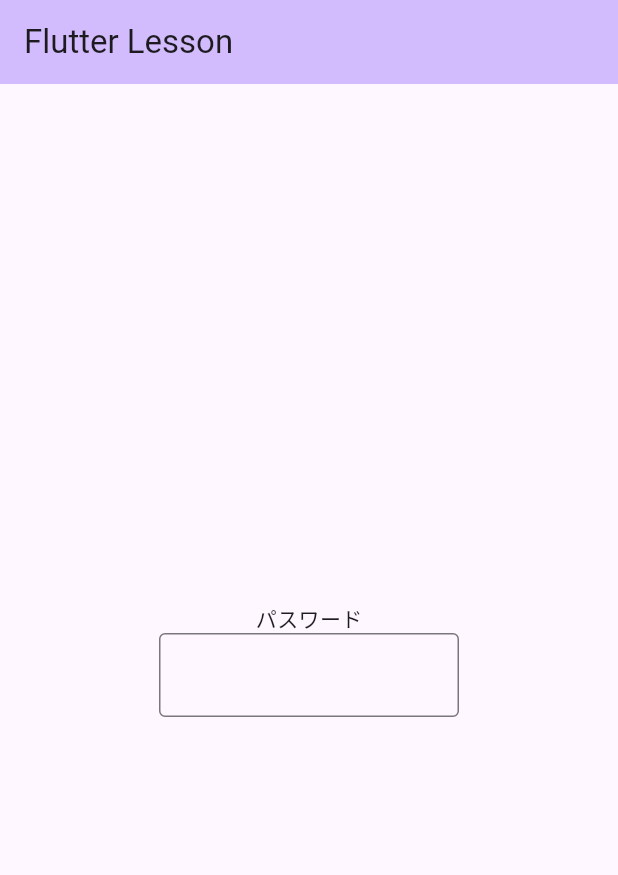
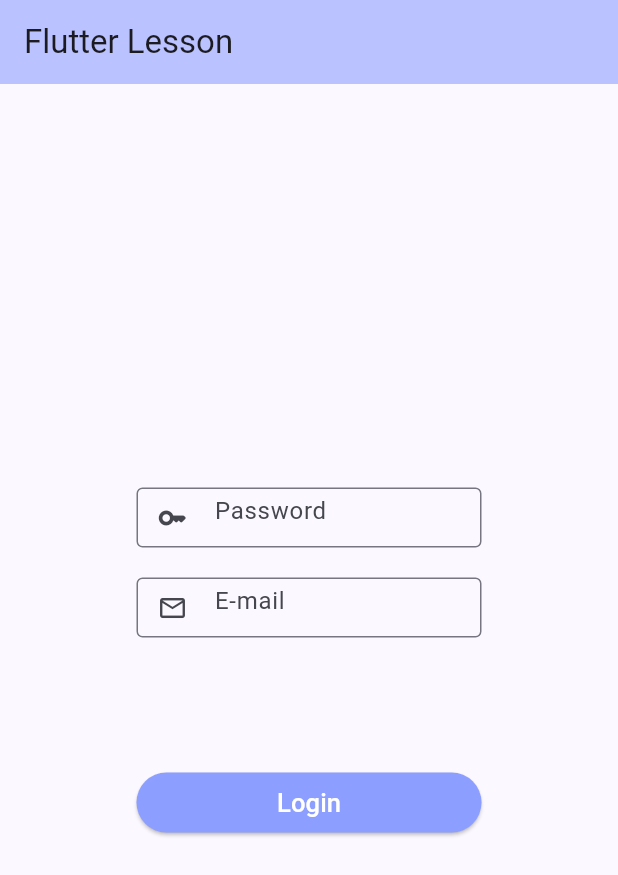
Before and after one commit to riku-yokoyama/Flutter_lesson4_1, a Flutter app: the screen it shows after launch, on a phone screen of 412 x 824 dp. Shown: the top 875 px of the screen. Run offline on Flutter 3.47's test engine with Material 3 defaults, Android fonts, the phone set to English and light mode, and no system bars.

Commit message:
section4の課題1, ログイン画面の作成完了

```diff
--- a/lib/main.dart
+++ b/lib/main.dart
@@ -12,7 +12,7 @@ class MyApp extends StatelessWidget {
     return MaterialApp(
       title: 'Flutter Demo',
       theme: ThemeData(
-        colorScheme: ColorScheme.fromSeed(seedColor: Colors.deepPurple),
+        colorScheme: ColorScheme.fromSeed(seedColor: Colors.indigoAccent),
         useMaterial3: true,
       ),
       home: const MyHomePage(title: 'Flutter Lesson'),
@@ -42,38 +42,80 @@ class _MyHomePageState extends State<MyHomePage> {
   Widget build(BuildContext context) {
     return Scaffold(
       appBar: AppBar(
-          backgroundColor: Theme
-              .of(context)
-              .colorScheme
-              .inversePrimary,
+        backgroundColor: Theme.of(context).colorScheme.inversePrimary,
         title: Text(widget.title),
       ),
-
       body: Center(
           child: Column(
         mainAxisAlignment: MainAxisAlignment.center,
+        crossAxisAlignment: CrossAxisAlignment.start,
         children: [
-              Padding(
-                padding: const EdgeInsets.only(left: 0.10),
-                child: Text(
-                  "パスワード"
-                ),
-              ),
-              Row(
-                mainAxisSize: MainAxisSize.min,
-                children: [
+          // パスワード入力欄
           SizedBox(
-                    width: 200,
+            width: 230,
+            height: 40,
             child: TextField(
               decoration: InputDecoration(
+                prefixIcon: Icon(
+                  Icons.key_rounded,
+                  size: 20,
+                ),
+                hintText: "Password",
                 border: OutlineInputBorder(),
               ),
             ),
+          ),
+
+          // E-mail入力欄
+          Padding(
+            padding: const EdgeInsets.only(top: 20),
+            child: SizedBox(
+              width: 230,
+              height: 40,
+              child: TextField(
+                decoration: InputDecoration(
+                  prefixIcon: Icon(
+                    Icons.mail_outline,
+                    size: 20,
+                  ),
+                  hintText: "E-mail",
+                  border: OutlineInputBorder(),
+                ),
+              ),
+            ),
+          ),
+
+          // ログインボタン
+          Padding(
+            padding: const EdgeInsets.only(top: 90),
+            child: SizedBox(
+              width: 230,
+              height: 40,
+              child: ElevatedButton(
+                  onPressed: () {
+                    showDialog(
+                        context: context,
+                        builder: (context) {
+                          return AlertDialog(
+                            title: Text(
+                                "ログイン成功",
+                                style: TextStyle(
+                                  fontSize: 18
+                                ),
+                            ),
+                          );
+                        });
+                  },
+                  style: ElevatedButton.styleFrom(
+                      backgroundColor: Colors.indigoAccent[100]),
+                  child: Text(
+                    "Login",
+                    style: TextStyle(color: Colors.white, fontSize: 17),
+                  )),
+            ),
           )
         ],
-              )
-            ],
-          ),
-        ));
+      )),
+    );
   }
 }
```
Lines whose indentation alone changed are shown as unchanged.
